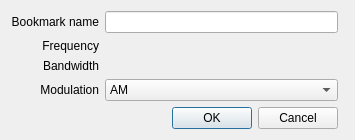
Above: ui/AddBookmarkDialog.ui from BatchDrake/SigDigger before the change. Below: the same form after it.
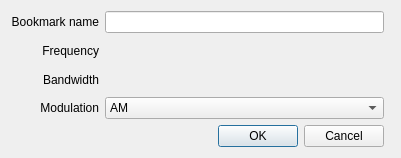
That is the form after the change. Custom widgets are drawn as their Qt base class.

The edit to the form file:
```diff
--- a/ui/AddBookmarkDialog.ui
+++ b/ui/AddBookmarkDialog.ui
@@ -6,8 +6,8 @@
    <rect>
     <x>0</x>
     <y>0</y>
-    <width>355</width>
-    <height>114</height>
+    <width>401</width>
+    <height>158</height>
    </rect>
   </property>
   <property name="sizePolicy">
```
Left out of the diff: 11 changed lines with no effect on the pictures.
